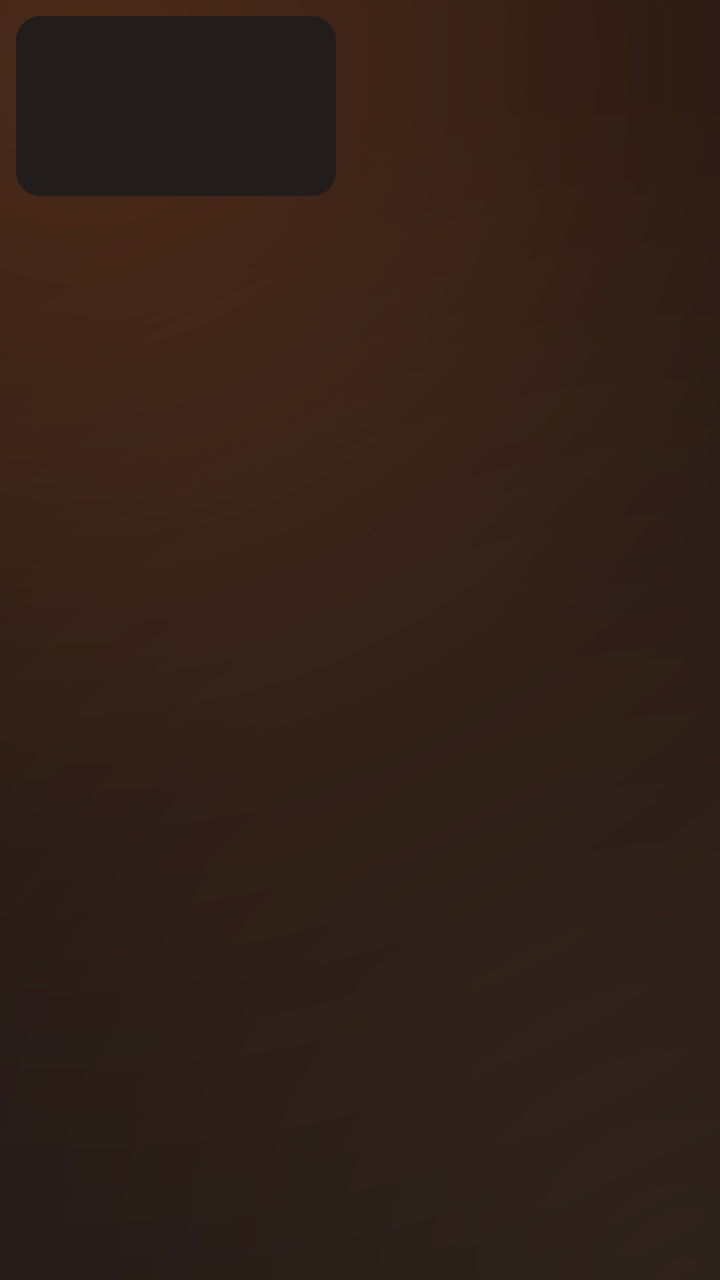
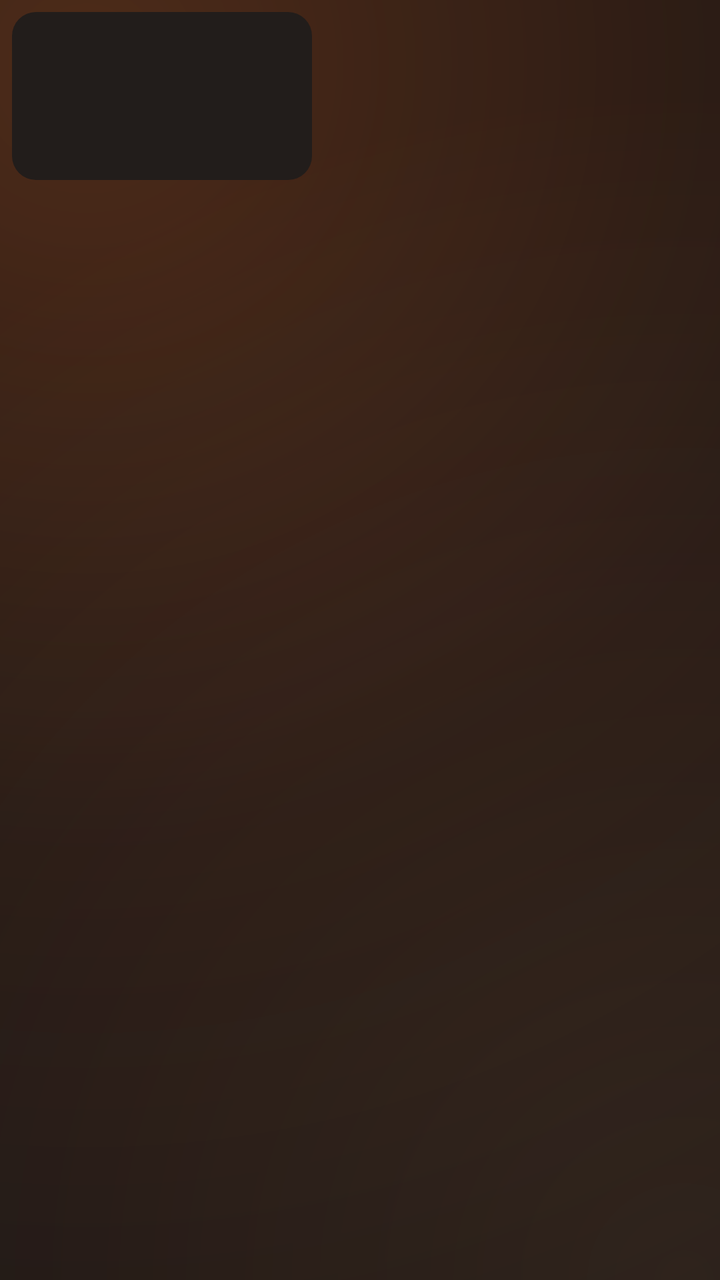

Compare the two renders of this Android layout. The source of the first and the diff that turns it into the second are given below.
<!-- AndroidManifest.xml: application theme HearthTheme -->
<!-- res/layout/item_app.xml -->
<?xml version="1.0" encoding="utf-8"?>
<LinearLayout xmlns:android="http://schemas.android.com/apk/res/android"
    android:layout_width="wrap_content"
    android:layout_height="wrap_content"
    android:clipChildren="false"
    android:orientation="vertical"
    android:padding="8dp">

    <FrameLayout
        android:id="@+id/tile"
        android:layout_width="160dp"
        android:layout_height="90dp"
        android:background="@drawable/tile_bg"
        android:focusable="true"
        android:focusableInTouchMode="true"
        android:padding="3dp">

        <ImageView
            android:id="@+id/banner"
            android:layout_width="match_parent"
            android:layout_height="match_parent"
            android:scaleType="centerCrop" />

        <ImageView
            android:id="@+id/icon"
            android:layout_width="44dp"
            android:layout_height="44dp"
            android:layout_gravity="center" />
    </FrameLayout>

    <TextView
        android:id="@+id/label"
        android:layout_width="160dp"
        android:layout_height="wrap_content"
        android:layout_marginTop="6dp"
        android:ellipsize="end"
        android:gravity="center_horizontal"
        android:maxLines="1"
        android:textColor="@color/text_dim"
        android:textSize="14sp" />
</LinearLayout>
<!-- resources referenced by this layout -->
<resources>
  <color name="text_dim">#FFA89F98</color>
  <!-- drawable tile_bg (drawable) -->
  <?xml version="1.0" encoding="utf-8"?>
  <selector xmlns:android="http://schemas.android.com/apk/res/android">
      <item android:state_focused="true">
          <shape android:shape="rectangle">
              <solid android:color="@color/card_focused" />
              <corners android:radius="12dp" />
              <stroke android:width="3dp" android:color="@color/ember" />
          </shape>
      </item>
      <item>
          <shape android:shape="rectangle">
              <solid android:color="@color/card" />
              <corners android:radius="12dp" />
          </shape>
      </item>
  </selector>
  <style name="HearthTheme" parent="@android:style/Theme.DeviceDefault.NoActionBar.Fullscreen">
          <item name="android:windowBackground">@drawable/bg_hearth</item>
          <item name="android:colorAccent">@color/ember</item>
          <item name="android:windowAnimationStyle">@null</item>
      </style>
  <color name="card_focused">#FF2E2522</color>
  <color name="ember">#FFFF8A3D</color>
  <color name="card">#FF221D1B</color>
  <!-- drawable bg_hearth (drawable) -->
  <?xml version="1.0" encoding="utf-8"?>
  <layer-list xmlns:android="http://schemas.android.com/apk/res/android">
      <item>
          <shape android:shape="rectangle">
              <solid android:color="@color/bg" />
          </shape>
      </item>
      <item>
          <shape android:shape="rectangle">
              <gradient
                  android:type="radial"
                  android:centerX="0.12"
                  android:centerY="0.05"
                  android:gradientRadius="760dp"
                  android:startColor="#40FF7A2E"
                  android:centerColor="#14FF7A2E"
                  android:endColor="#00000000" />
          </shape>
      </item>
      <item>
          <shape android:shape="rectangle">
              <gradient
                  android:type="radial"
                  android:centerX="0.95"
                  android:centerY="1.0"
                  android:gradientRadius="600dp"
                  android:startColor="#1AFFB070"
                  android:endColor="#00000000" />
          </shape>
      </item>
  </layer-list>
  <color name="bg">#FF121011</color>
</resources>

<!-- the commit's change to res/layout/item_app.xml (unified diff, before → after) -->
@@ -4,12 +4,12 @@
     android:layout_height="wrap_content"
     android:clipChildren="false"
     android:orientation="vertical"
-    android:padding="8dp">
+    android:padding="6dp">
 
     <FrameLayout
         android:id="@+id/tile"
-        android:layout_width="160dp"
-        android:layout_height="90dp"
+        android:layout_width="150dp"
+        android:layout_height="84dp"
         android:background="@drawable/tile_bg"
         android:focusable="true"
         android:focusableInTouchMode="true"
@@ -30,12 +30,12 @@
 
     <TextView
         android:id="@+id/label"
-        android:layout_width="160dp"
+        android:layout_width="150dp"
         android:layout_height="wrap_content"
         android:layout_marginTop="6dp"
         android:ellipsize="end"
         android:gravity="center_horizontal"
         android:maxLines="1"
         android:textColor="@color/text_dim"
-        android:textSize="14sp" />
+        android:textSize="13sp" />
 </LinearLayout>
